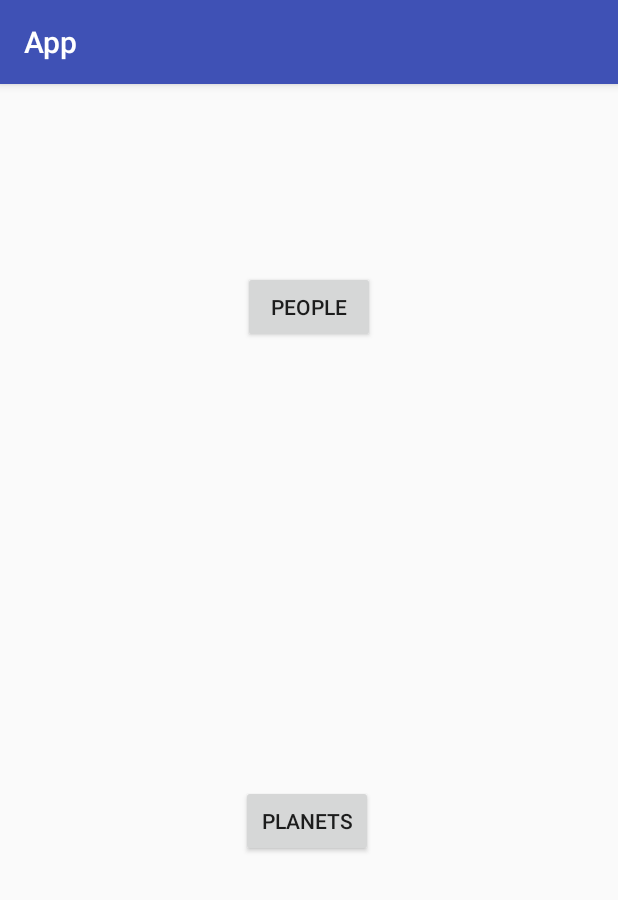
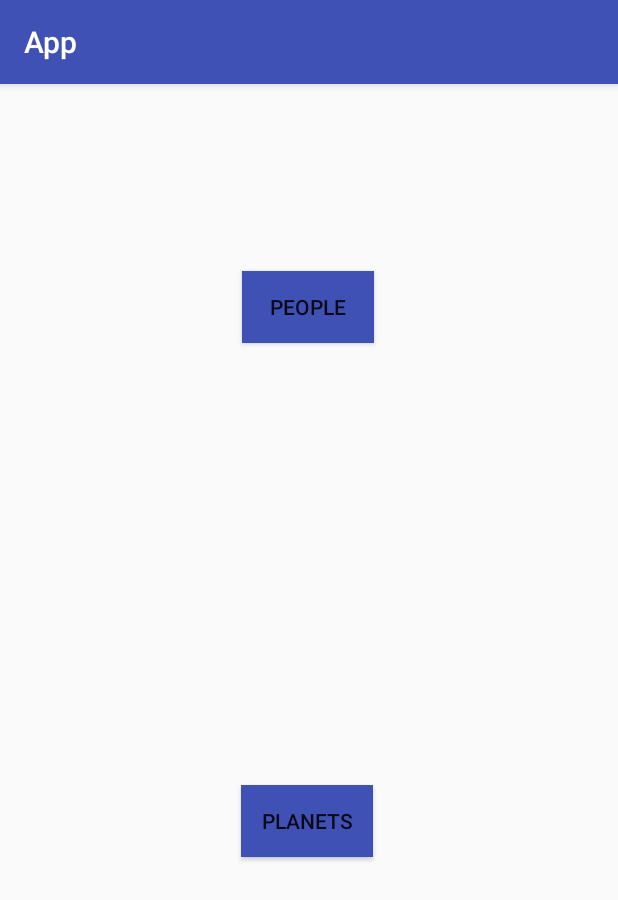
Before and after one commit to almartinez3/StarsWars, an Android app: the screen it shows after launch (MainActivity), on a phone screen of 412 x 824 dp. Shown: the top 900 px of the screen. Run offline under Robolectric (Android 15) with nearby library versions, the phone set to English and light mode, and no system bars.

Commit message:
se hace ajuste de color de botones

```diff
--- a/app/src/main/java/com/example/ernesto/fotograpp/People.java
+++ b/app/src/main/java/com/example/ernesto/fotograpp/People.java
@@ -171,7 +171,7 @@ public class People extends AppCompatActivity {
     public void next(View view){
         n=n+1;
         callWebService(n);
-        if (n>87){
+        if (n>81){
             Toast toast1 =
                     Toast.makeText(getApplicationContext(),
                             "No Existen mas registros posteriores", Toast.LENGTH_SHORT);
--- a/app/src/main/res/layout/activity_main.xml
+++ b/app/src/main/res/layout/activity_main.xml
@@ -20,6 +20,7 @@
         app:layout_constraintBottom_toBottomOf="parent"
         app:layout_constraintEnd_toEndOf="parent"
         app:layout_constraintStart_toStartOf="parent"
+        android:background="@color/colorPrimary"
         app:layout_constraintTop_toBottomOf="@+id/btnPeople" />
 
     <Button
@@ -35,6 +36,9 @@
         android:text="People"
         app:layout_constraintBottom_toTopOf="@+id/btnPlanets"
         app:layout_constraintEnd_toEndOf="parent"
+        app:layout_constraintHorizontal_bias="0.0"
         app:layout_constraintStart_toStartOf="parent"
+        android:background="@color/colorPrimary"
         app:layout_constraintTop_toTopOf="parent" />
+
 </android.support.constraint.ConstraintLayout>
```
